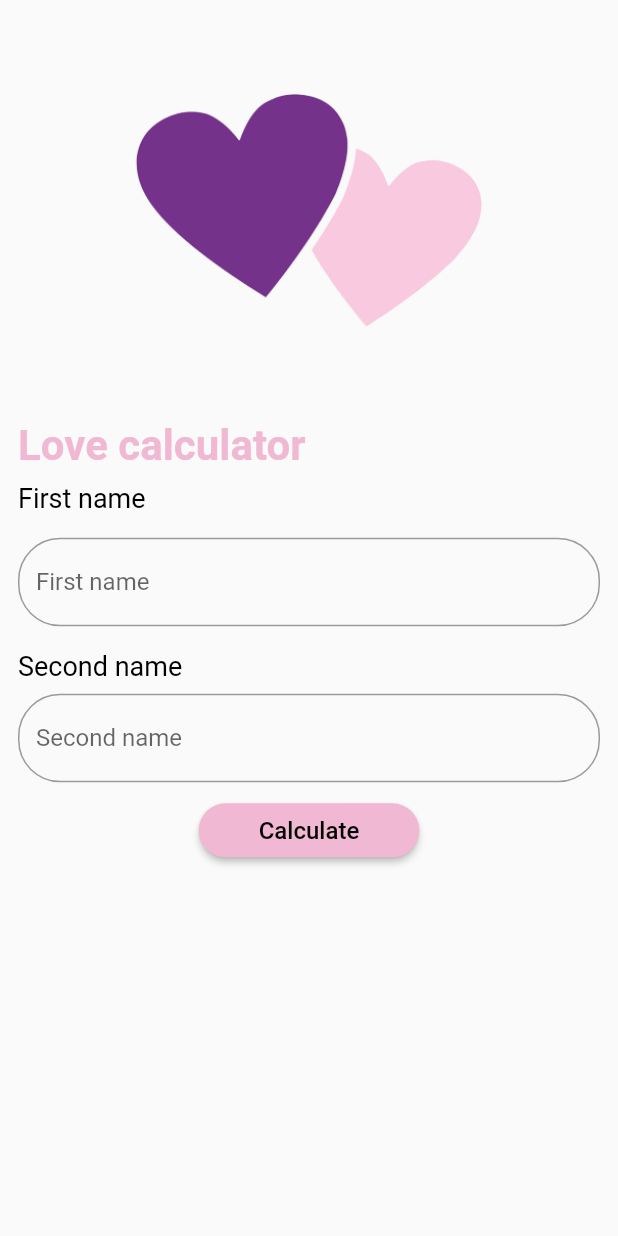
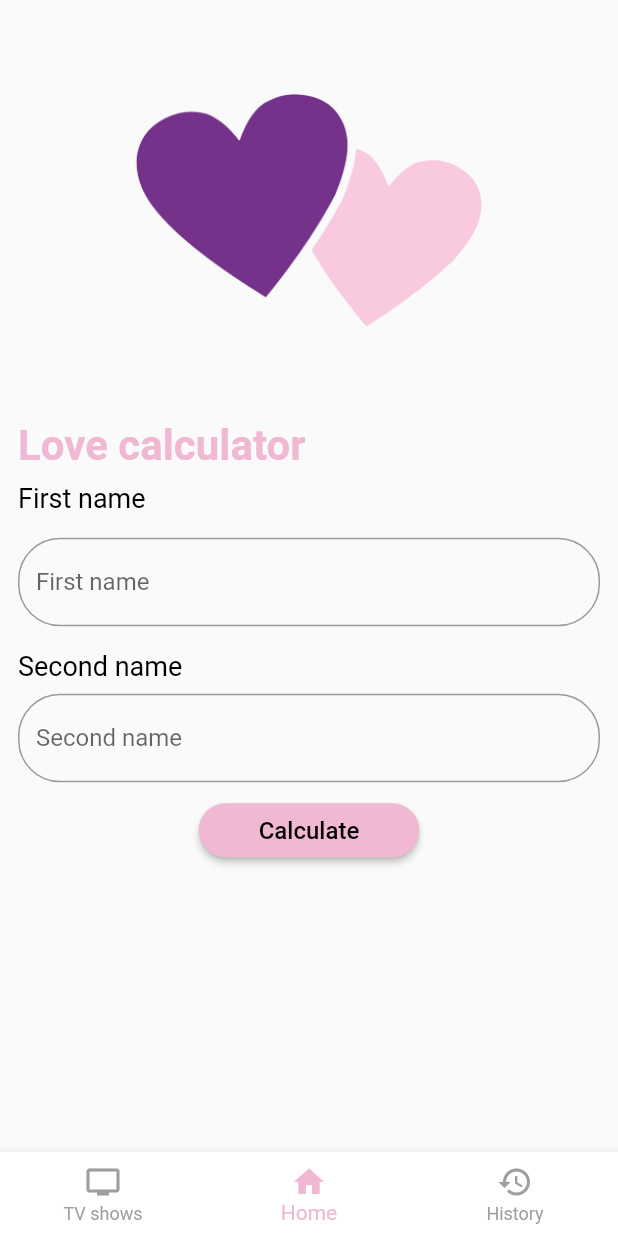
Before and after one commit to jstAga/startFlutter, a Flutter app: the LoveResultWidget screen opened directly with empty values, after a tap on "Try again", on a phone screen of 412 x 824 dp. Run offline on Flutter 3.47's test engine with Material 2 defaults, Android fonts, the phone set to English and light mode, and no system bars; our stand-ins replace flutter_slidable, flutter_svg, hive, hive_flutter; accounts and stored records are empty.

Commit message:
add history ui

```diff
--- a/lib/ui/geek_tech/5month/love_calculator/ui/core/love_constants.dart
+++ b/lib/ui/geek_tech/5month/love_calculator/ui/core/love_constants.dart
@@ -19,4 +19,10 @@ class LoveConstants {
 
   static const baseResultText =
       TextStyle(color: Colors.black, fontSize: 22, fontWeight: FontWeight.w300);
+
+  static const bottomNavigationItems = [
+    BottomNavigationBarItem(icon: Icon(Icons.tv), label: "TV shows"),
+    BottomNavigationBarItem(icon: Icon(Icons.home), label: "Home"),
+    BottomNavigationBarItem(icon: Icon(Icons.history), label: "History")
+  ];
 }
--- /dev/null
+++ b/lib/ui/geek_tech/5month/love_calculator/ui/widgets/hive_history/hive_history_widget.dart
@@ -0,0 +1,66 @@
+import 'package:flutter/material.dart';
+import 'package:flutter_svg/flutter_svg.dart';
+import 'package:start_flutter/resources/resources.dart';
+import 'package:start_flutter/ui/geek_tech/5month/love_calculator/ui/core/love_constants.dart';
+
+class HiveHistoryWidget extends StatefulWidget {
+  const HiveHistoryWidget({super.key});
+
+  @override
+  State<HiveHistoryWidget> createState() => _HiveHistoryWidgetState();
+}
+
+class _HiveHistoryWidgetState extends State<HiveHistoryWidget> {
+  @override
+  Widget build(BuildContext context) {
+    return SafeArea(
+      child: Column(
+        crossAxisAlignment: CrossAxisAlignment.start,
+        children: [
+          const Image(image: AssetImage(Images.hw2m5HomeBg)),
+          const Padding(
+            padding: EdgeInsets.symmetric(horizontal: 12, vertical: 0),
+            child: Text("History", style: LoveConstants.baseTitleText),
+          ),
+          Expanded(
+            child: ListView.separated(
+                itemCount: 100,
+                itemBuilder: (BuildContext context, int index) {
+                  return _HistoryItem(index: index);
+                },
+                separatorBuilder: (BuildContext context, int index) {
+                  return const Divider(height: 10);
+                }),
+          )
+        ],
+      ),
+    );
+  }
+}
+
+class _HistoryItem extends StatelessWidget {
+  const _HistoryItem({required this.index});
+
+  final int index;
+
+  @override
+  Widget build(BuildContext context) {
+    return Padding(
+      padding: const EdgeInsets.symmetric(horizontal: 60),
+      child: Column(
+        crossAxisAlignment: CrossAxisAlignment.start,
+        children: [
+          const Text("Alex", style: LoveConstants.baseHomeText),
+          Row(mainAxisAlignment: MainAxisAlignment.spaceBetween, children: [
+            SvgPicture.asset(Images.icHeartPlus, width: 30, height: 30),
+            const Text("=", style: TextStyle(fontSize: 30)),
+            const Stack(
+                alignment: Alignment.center,
+                children: [Text("34%", style: LoveConstants.baseHomeText)])
+          ]),
+          const Text("Sara", style: LoveConstants.baseHomeText),
+        ],
+      ),
+    );
+  }
+}
--- a/lib/ui/geek_tech/5month/love_calculator/ui/widgets/home/love_home_widget.dart
+++ b/lib/ui/geek_tech/5month/love_calculator/ui/widgets/home/love_home_widget.dart
@@ -1,6 +1,7 @@
 import 'package:flutter/material.dart';
 import 'package:start_flutter/resources/resources.dart';
 import 'package:start_flutter/ui/geek_tech/5month/love_calculator/ui/core/love_constants.dart';
+import 'package:start_flutter/ui/geek_tech/5month/love_calculator/ui/widgets/hive_history/hive_history_widget.dart';
 import 'package:start_flutter/ui/geek_tech/5month/love_calculator/ui/widgets/home/love_home_model.dart';
 
 class LoveHomeWidget extends StatefulWidget {
@@ -13,12 +14,54 @@ class LoveHomeWidget extends StatefulWidget {
 class _LoveHomeWidgetState extends State<LoveHomeWidget> {
   final model = LoveHomeModel();
 
+  var _selectedTab = 1;
+
+  void _onSelectedTab(int index) {
+    if (_selectedTab == index) return;
+    setState(() {
+      _selectedTab = index;
+    });
+  }
+
   @override
   Widget build(BuildContext context) {
     final firstNameController = TextEditingController();
     final secondNameController = TextEditingController();
     return Scaffold(
-      body: SafeArea(
+      bottomNavigationBar: BottomNavigationBar(
+        selectedItemColor: LoveConstants.pink,
+        unselectedItemColor: Colors.grey,
+        backgroundColor: Colors.white,
+        items: LoveConstants.bottomNavigationItems,
+        currentIndex: _selectedTab,
+        onTap: _onSelectedTab,
+      ),
+      body: IndexedStack(index: _selectedTab, children: [
+        const Center(),
+        _BodyWidget(
+            model: model,
+            firstNameController: firstNameController,
+            secondNameController: secondNameController),
+        const HiveHistoryWidget()
+      ]),
+    );
+  }
+}
+
+class _BodyWidget extends StatelessWidget {
+  const _BodyWidget({
+    required this.model,
+    required this.firstNameController,
+    required this.secondNameController,
+  });
+
+  final LoveHomeModel model;
+  final TextEditingController firstNameController;
+  final TextEditingController secondNameController;
+
+  @override
+  Widget build(BuildContext context) {
+    return SafeArea(
       child: LoveHomeProvider(
         model: model,
         child: Column(
@@ -34,9 +77,8 @@ class _LoveHomeWidgetState extends State<LoveHomeWidget> {
             // const _CalculateButton()
             _CalculateButton(
                 firstNameController: firstNameController,
-                  secondNameController: secondNameController),
+                secondNameController: secondNameController)
           ],
-          ),
         ),
       ),
     );
```
Also changed, not shown: lib/ui/geek_tech/5month/love_calculator/ui/widgets/hive_history/hive_history_model.dart (added, +29 -0 lines). Lines whose indentation alone changed are shown as unchanged.
